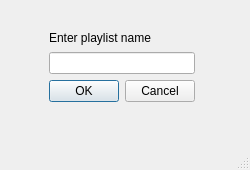
Old version of the form Sansa.ui in the repository balarsen/MacSansa.
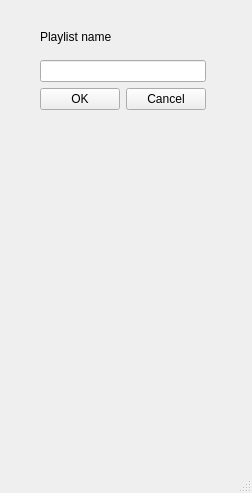
New version of the form.

Commit message: should be a first rough draft

Patch:
```diff
--- a/Sansa.ui
+++ b/Sansa.ui
@@ -6,28 +6,28 @@
    <rect>
     <x>0</x>
     <y>0</y>
-    <width>250</width>
-    <height>170</height>
+    <width>252</width>
+    <height>493</height>
    </rect>
   </property>
   <property name="windowTitle">
    <string>MainWindow</string>
   </property>
   <widget class="QWidget" name="centralwidget">
-   <widget class="QFrame" name="">
+   <widget class="QWidget" name="">
     <property name="geometry">
      <rect>
       <x>40</x>
       <y>20</y>
-      <width>164</width>
-      <height>91</height>
+      <width>166</width>
+      <height>90</height>
      </rect>
     </property>
     <layout class="QVBoxLayout" name="verticalLayout">
      <item>
       <widget class="QLabel" name="label">
        <property name="text">
-        <string>Enter playlist name</string>
+        <string>Playlist name</string>
        </property>
       </widget>
      </item>
@@ -35,11 +35,22 @@
       <widget class="QLineEdit" name="lineEdit"/>
      </item>
      <item>
-      <widget class="QDialogButtonBox" name="buttonBox">
-       <property name="standardButtons">
-        <set>QDialogButtonBox::Cancel|QDialogButtonBox::Ok</set>
-       </property>
-      </widget>
+      <layout class="QHBoxLayout" name="horizontalLayout">
+       <item>
+        <widget class="QPushButton" name="pushButtonOK">
+         <property name="text">
+          <string>OK</string>
+         </property>
+        </widget>
+       </item>
+       <item>
+        <widget class="QPushButton" name="pushButtonCancel">
+         <property name="text">
+          <string>Cancel</string>
+         </property>
+        </widget>
+       </item>
+      </layout>
      </item>
     </layout>
    </widget>
```
Left out of the diff: 2 changed lines with no effect on the pictures. The commit also changes 1 other file.
